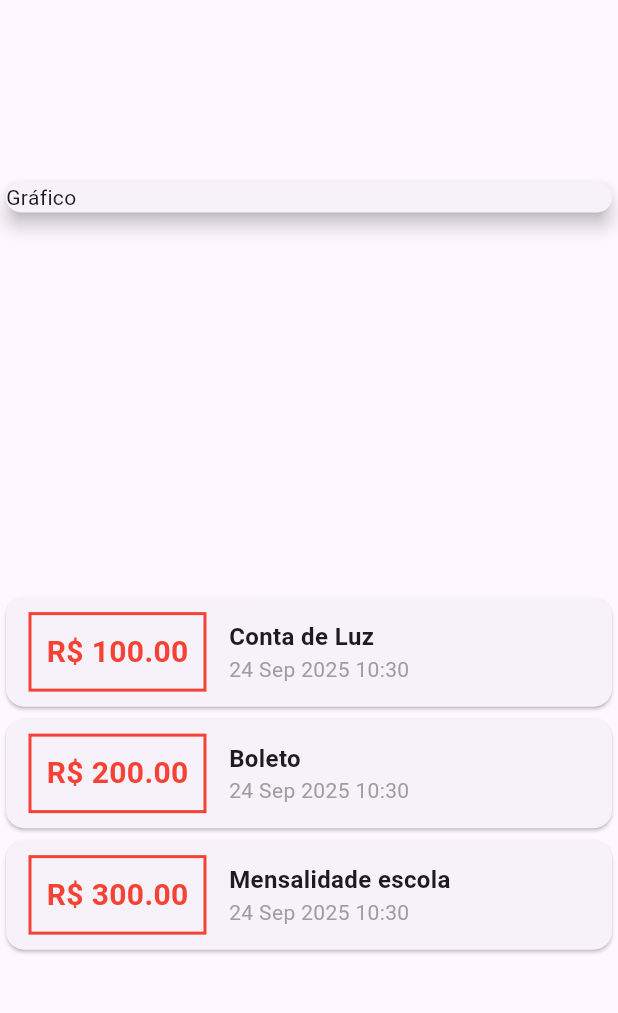
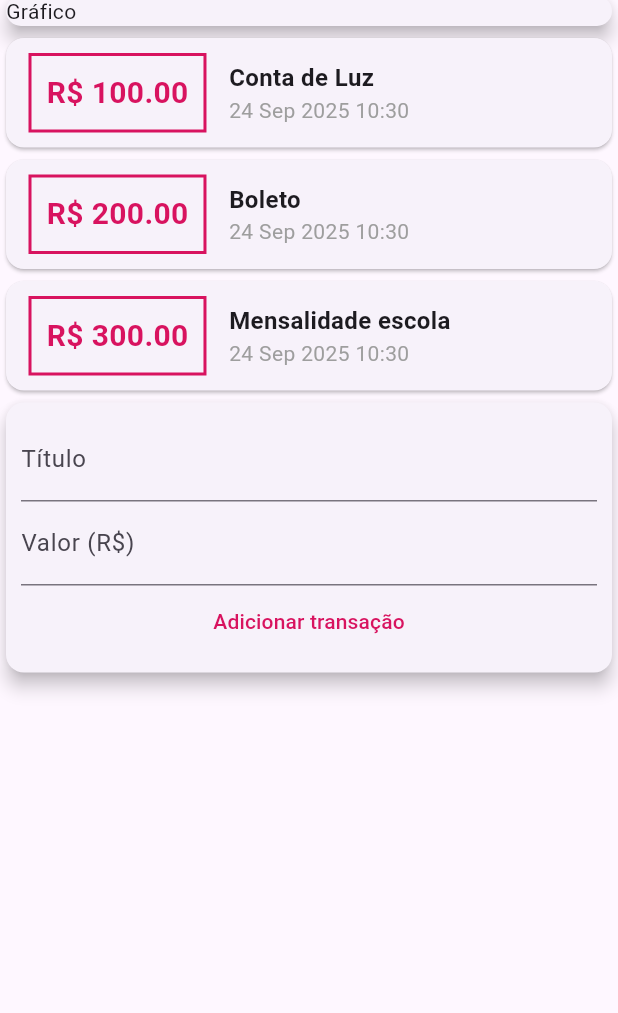
Before and after one commit to Gipsy7/negativo, a Flutter app: the screen it shows after launch, on a phone screen of 412 x 824 dp, the part 94-1107 px from its top. Run offline on Flutter 3.47's test engine with Material 3 defaults, Android fonts, the light colour scheme and no system bars.

Commit message:
refactor: update MyHomePage with dynamic color usage and add transaction input fields

```diff
--- a/lib/main.dart
+++ b/lib/main.dart
@@ -23,6 +23,8 @@ class MyHomePage extends StatelessWidget {
                          Transaction(id: '3', title: 'Mensalidade escola', value: 300.0, date: DateTime.now()),
                         ];
 
+  final _baseColor = const Color.fromARGB(255, 216, 19, 95);
+
   @override
   Widget build(BuildContext context) {
     return Scaffold(
@@ -30,7 +32,6 @@ class MyHomePage extends StatelessWidget {
         title: Text('Negativo'),
       ),
       body: Column(
-        mainAxisAlignment: MainAxisAlignment.spaceAround,
         crossAxisAlignment: CrossAxisAlignment.stretch,
         children:<Widget>[
           Container(
@@ -51,7 +52,7 @@ class MyHomePage extends StatelessWidget {
                       ),
                       decoration: BoxDecoration(
                         border: Border.all(
-                          color: Colors.red,
+                          color: _baseColor,
                           width: 2,
                         ),
                       ),
@@ -61,7 +62,7 @@ class MyHomePage extends StatelessWidget {
                         style: TextStyle(
                           fontWeight: FontWeight.bold,
                           fontSize: 20,
-                          color: Colors.red,
+                          color: _baseColor,
                         ),
                       ),
                     ),
@@ -82,6 +83,30 @@ class MyHomePage extends StatelessWidget {
                     ],)
         ]));
             }).toList(),
+          ),
+          Card(
+            elevation: 5,
+            child: Padding(
+              padding: const EdgeInsets.all(10),
+              child: Column(
+                children: <Widget>[
+                  TextField(
+                    decoration: InputDecoration(
+                      labelText: 'Título',
+                    ),
+                  ),
+                  TextField(
+                    decoration: InputDecoration(
+                      labelText: 'Valor (R\$)',
+                    ),
+                  ),
+                  TextButton(onPressed:   (){},
+                    child: Text('Adicionar transação', style: TextStyle(color: _baseColor),
+                    ),
+                  ),
+                ]
+              ),
+            )
           )
         ],
       )
```
